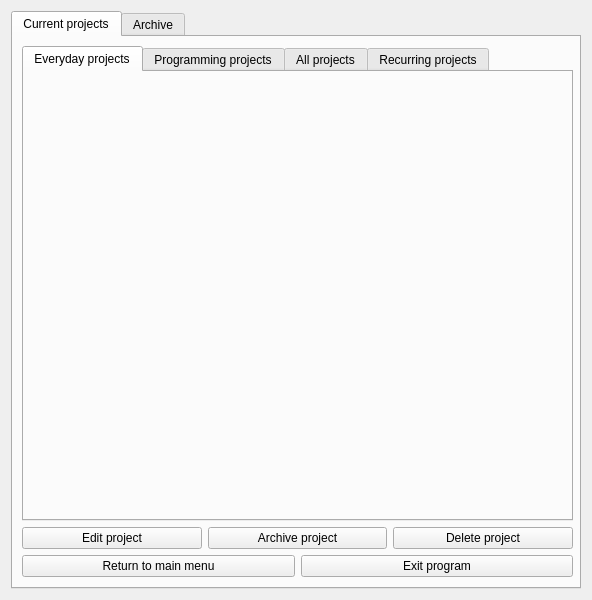
Qt form src/interface/viewerTabs.ui (SimonJagerSwe/project_planner_1.0) before a commit.
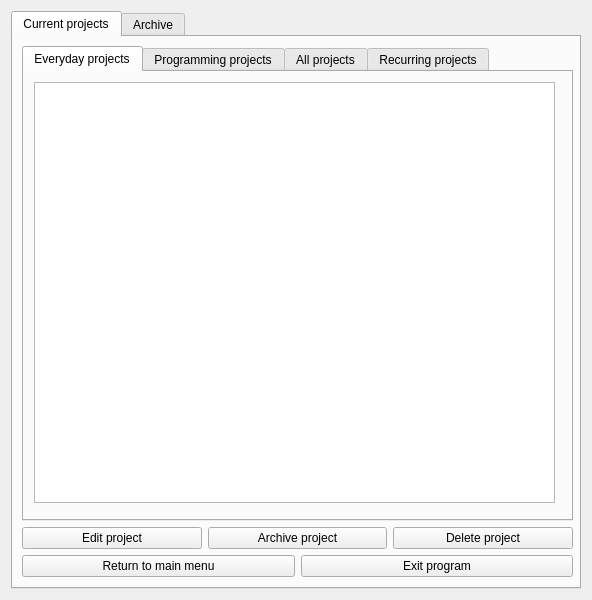
The same form after that commit. Icons and pictures are not drawn.

Commit message: added list widgets to all tabs

Patch:
```diff
--- a/src/interface/viewerTabs.ui
+++ b/src/interface/viewerTabs.ui
@@ -27,7 +27,7 @@
       <attribute name="title">
        <string>Current projects</string>
       </attribute>
-      <widget class="QWidget" name="">
+      <widget class="QWidget" name="layoutWidget">
        <property name="geometry">
         <rect>
          <x>9</x>
@@ -58,13 +58,23 @@
            <attribute name="title">
             <string>Everyday projects</string>
            </attribute>
+           <widget class="QListWidget" name="everydayProjects">
+            <property name="geometry">
+             <rect>
+              <x>10</x>
+              <y>10</y>
+              <width>521</width>
+              <height>421</height>
+             </rect>
+            </property>
+           </widget>
           </widget>
-          <widget class="QWidget" name="programmingProjects">
+          <widget class="QWidget" name="programmingProjectsTab">
            <attribute name="title">
             <string>Programming projects</string>
            </attribute>
           </widget>
-          <widget class="QWidget" name="allProjects">
+          <widget class="QWidget" name="allProjectsTab">
            <attribute name="title">
             <string>All projects</string>
            </attribute>
```
Left out of the diff: 70 changed lines with no effect on the pictures. The commit also changes 5 other files.
